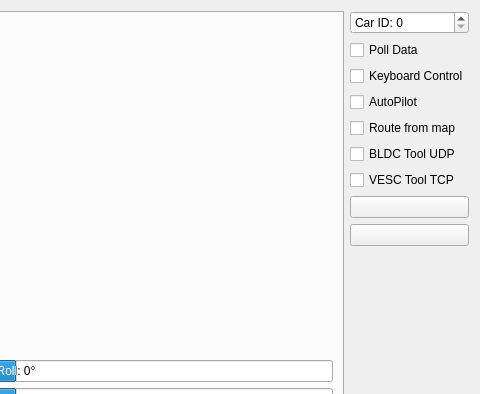
Old version of the form Linux/RC_Car_Tool/carinterface.ui in the repository vedderb/rise_sdvp; both pictures show x 323 to 803 and y 0 to 394 of the 803 by 560 pixel window.
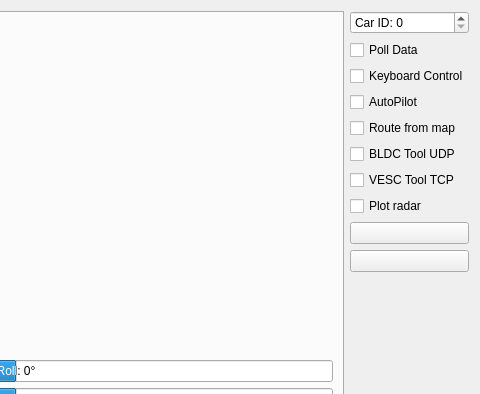
New version of the form. Icons and pictures are not drawn. Custom widgets are drawn as their Qt base class.

```diff
--- a/Linux/RC_Car_Tool/carinterface.ui
+++ b/Linux/RC_Car_Tool/carinterface.ui
@@ -1739,6 +1739,16 @@
        </property>
       </widget>
      </item>
+     <item>
+      <widget class="QCheckBox" name="plotRadarBox">
+       <property name="toolTip">
+        <string>Plot radar samples when they arrive</string>
+       </property>
+       <property name="text">
+        <string>Plot radar</string>
+       </property>
+      </widget>
+     </item>
      <item>
       <widget class="QPushButton" name="clearRouteButton">
        <property name="toolTip">
```
